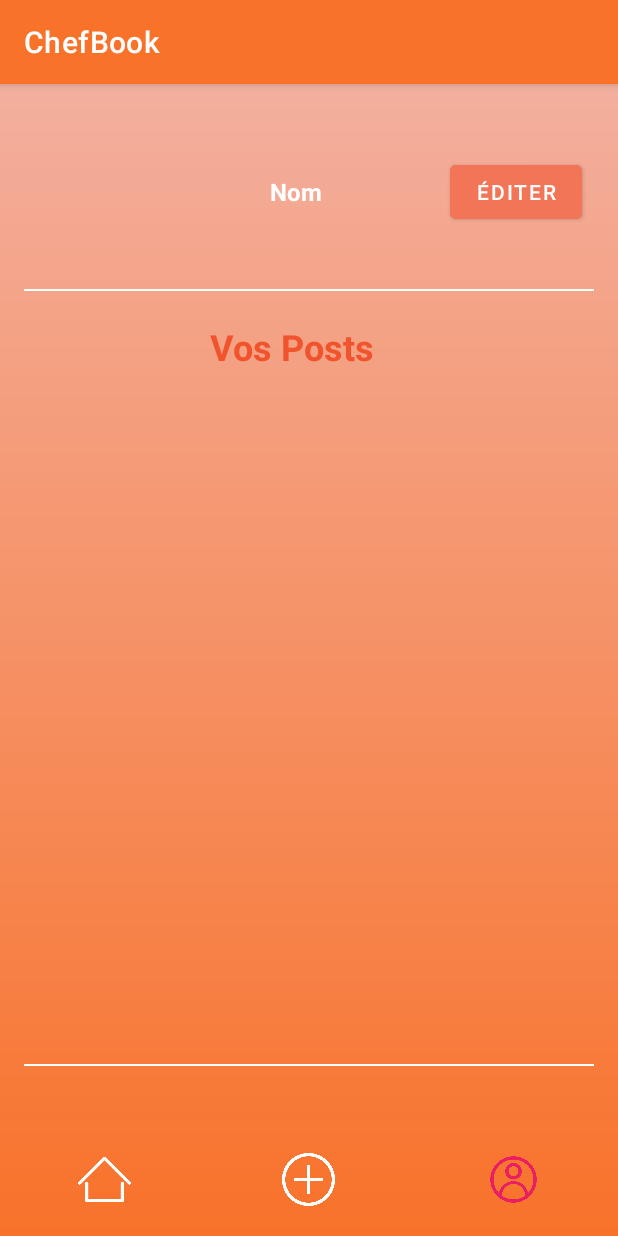
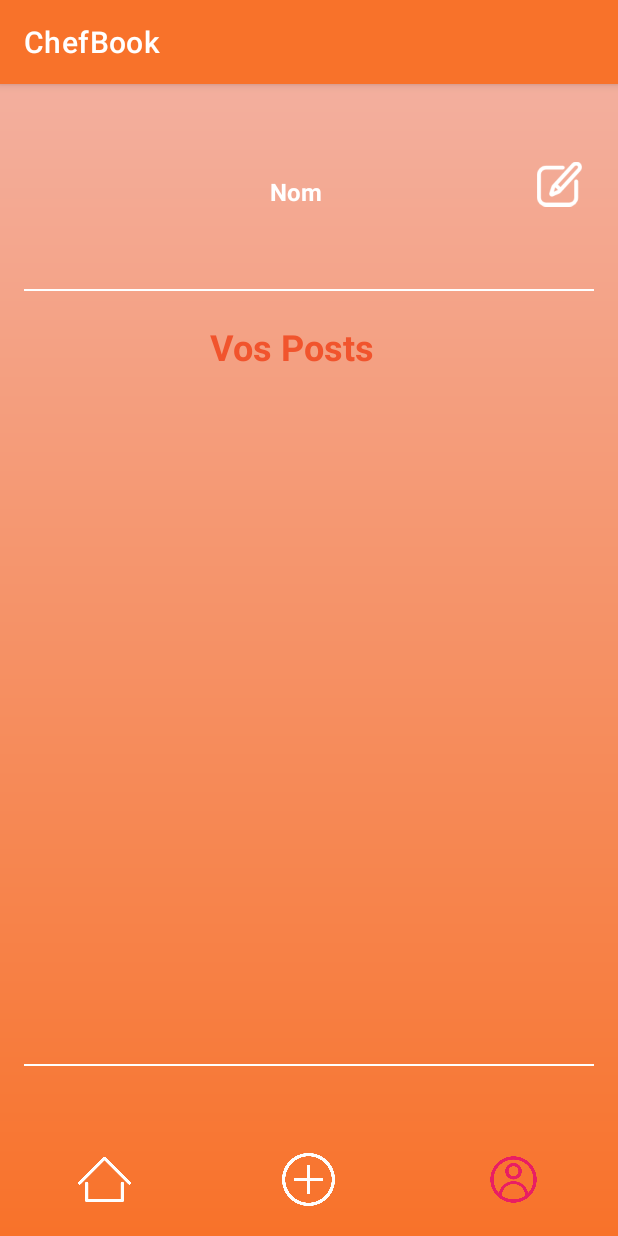
Before and after one commit to Francois238/IsenSocialNetwork, an Android app: the ProfileActivity screen opened directly, with no data from a screen before it, on a phone screen of 412 x 824 dp. Run offline under Robolectric (Android 15) with nearby library versions, the phone set to English and light mode, and no system bars; our stand-ins replace Firebase (no records; nobody signed in at launch, a user with empty details on screens opened directly), Picasso; 4 statements that could not run were skipped.

Commit message:
Hugo png

```diff
--- a/app/src/main/res/layout/activity_profile.xml
+++ b/app/src/main/res/layout/activity_profile.xml
@@ -82,16 +82,17 @@
         app:layout_constraintTop_toTopOf="parent"
         tools:srcCompat="@tools:sample/avatars" />
 
-    <Button
+    <ImageView
         android:id="@+id/editProfile"
-        android:layout_width="wrap_content"
-        android:layout_height="wrap_content"
+        android:layout_width="30dp"
+        android:layout_height="37dp"
         android:layout_marginTop="48dp"
         android:layout_marginEnd="24dp"
         android:backgroundTint="#F17556"
-        android:text="Éditer"
         app:layout_constraintEnd_toEndOf="parent"
-        app:layout_constraintTop_toTopOf="parent" />
+        app:layout_constraintTop_toTopOf="parent"
+        app:srcCompat="@drawable/editer"
+        app:tint="@color/white" />
 
     <androidx.recyclerview.widget.RecyclerView
         android:id="@+id/yourPostsList"
```
Also changed, not shown: app/src/main/res/drawable/editer.png (added).
